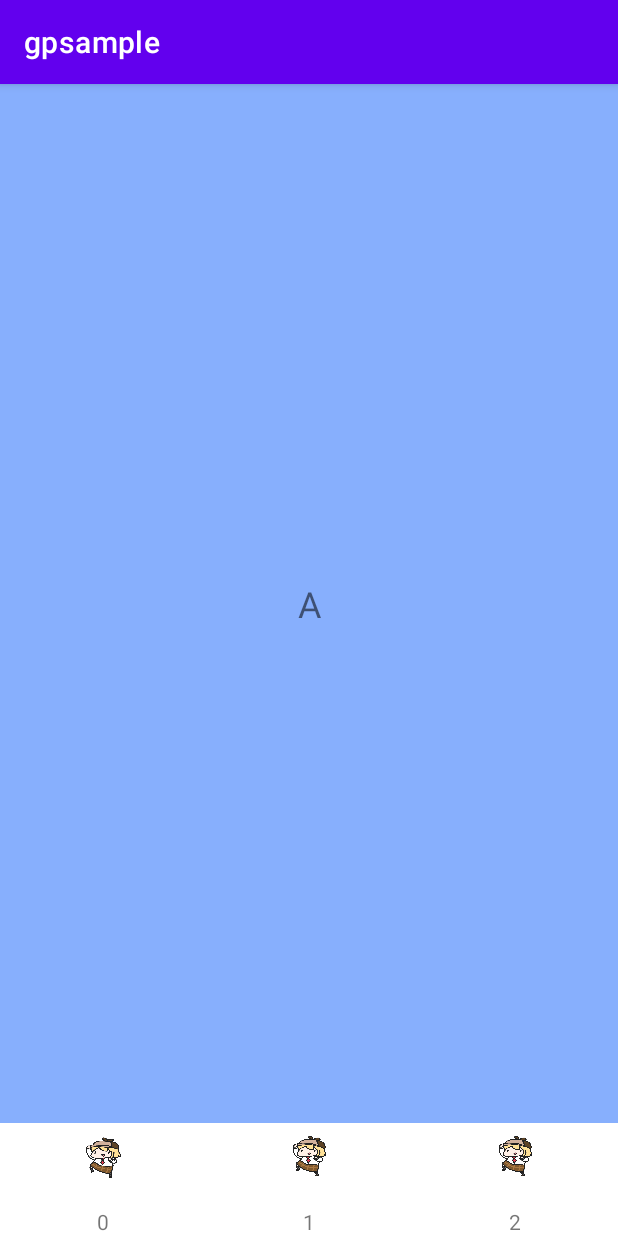
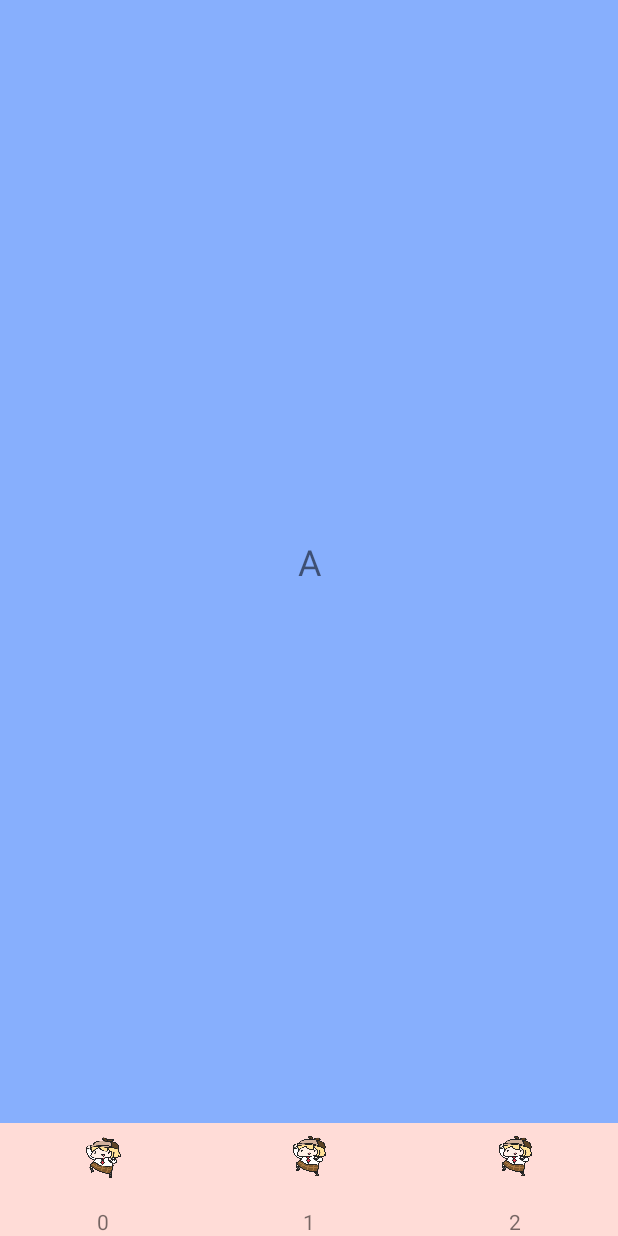
Before and after one commit to EndRollModel/GPTabLayout, an Android app: the screen it shows after launch (MainActivity), on a phone screen of 412 x 824 dp. Run offline under Robolectric (Android 15) with nearby library versions, the phone set to English and light mode, and no system bars.

Commit message:
ver 0.0.1 add project info (readme, sample.webm) rename hide resource

```diff
--- a/GPTabLayout/build.gradle
+++ b/GPTabLayout/build.gradle
@@ -9,17 +9,14 @@ group = 'com.github.EndRollModel'
 android {
     compileSdk 30
     buildToolsVersion "31.0.0"
-
     defaultConfig {
         minSdk 23
         targetSdk 30
         versionCode 1
         versionName "1.0"
-
         testInstrumentationRunner "androidx.test.runner.AndroidJUnitRunner"
         consumerProguardFiles "consumer-rules.pro"
     }
-
     buildTypes {
         release {
             minifyEnabled false
--- a/GPTabLayout/src/main/java/com/endrollmodel/gptablayout/GPItemInfo.java
+++ b/GPTabLayout/src/main/java/com/endrollmodel/gptablayout/GPItemInfo.java
@@ -3,5 +3,5 @@ package com.endrollmodel.gptablayout;
 import android.widget.TextView;
 
 public interface GPItemInfo {
-    void selectView(int index, TextView view);
+    void selectView(int index, TextView textView);
 }
--- a/GPTabLayout/src/main/java/com/endrollmodel/gptablayout/GPTabLayout.java
+++ b/GPTabLayout/src/main/java/com/endrollmodel/gptablayout/GPTabLayout.java
@@ -36,6 +36,26 @@ public class GPTabLayout extends LinearLayout{
 
     public GPTabLayout(@NonNull Context context, @Nullable AttributeSet attrs) {
         super(context, attrs);
+        if (this.getRootView() == null) {
+            ((ViewGroup) this.getRootView()).setClipChildren(false);
+        }
+        setClipChildren(false);
+        setGravity(Gravity.CENTER);
+        setOrientation(LinearLayout.HORIZONTAL);
+    }
+
+    public GPTabLayout(Context context, @Nullable AttributeSet attrs, int defStyleAttr) {
+        super(context, attrs, defStyleAttr);
+        if (this.getRootView() == null) {
+            ((ViewGroup) this.getRootView()).setClipChildren(false);
+        }
+        setClipChildren(false);
+        setGravity(Gravity.CENTER);
+        setOrientation(LinearLayout.HORIZONTAL);
+    }
+
+    public GPTabLayout(Context context, AttributeSet attrs, int defStyleAttr, int defStyleRes) {
+        super(context, attrs, defStyleAttr, defStyleRes);
         if (this.getRootView() == null) {
             ((ViewGroup) this.getRootView()).setClipChildren(false);
         }
--- a/GPTabLayout/src/main/res/layout/gpitem.xml
+++ b/GPTabLayout/src/main/res/layout/gpitem.xml
@@ -5,7 +5,7 @@
     xmlns:tools="http://schemas.android.com/tools"
     android:background="?android:attr/selectableItemBackgroundBorderless"
     android:layout_width="match_parent"
-    android:layout_height="80dp">
+    android:layout_height="60dp">
 
     <ImageView
         android:id="@+id/gpImage"
--- /dev/null
+++ b/GPTabLayout/src/main/res/values/public.xml
@@ -0,0 +1,4 @@
+<?xml version="1.0" encoding="utf-8"?>
+<resources>
+    <public />
+</resources>
--- a/app/build.gradle
+++ b/app/build.gradle
@@ -38,6 +38,7 @@ dependencies {
     implementation 'com.google.android.material:material:1.4.0'
     implementation 'androidx.constraintlayout:constraintlayout:2.0.4'
     implementation project(path: ':GPTabLayout')
+//    debugImplementation 'com.squareup.leakcanary:leakcanary-android:2.7'
     testImplementation 'junit:junit:4.+'
     androidTestImplementation 'androidx.test.ext:junit:1.1.3'
     androidTestImplementation 'androidx.test.espresso:espresso-core:3.4.0'
--- a/app/src/main/java/com/endrollmodel/gpsample/MainActivity.kt
+++ b/app/src/main/java/com/endrollmodel/gpsample/MainActivity.kt
@@ -1,31 +1,43 @@
 package com.endrollmodel.gpsample
 
-import androidx.appcompat.app.AppCompatActivity
 import android.os.Bundle
 import android.view.LayoutInflater
 import android.view.View
 import android.view.ViewGroup
 import android.widget.TextView
+import androidx.appcompat.app.AppCompatActivity
 import androidx.core.content.res.ResourcesCompat
 import androidx.fragment.app.Fragment
 import androidx.fragment.app.FragmentActivity
 import androidx.viewpager2.adapter.FragmentStateAdapter
 import androidx.viewpager2.widget.ViewPager2
 import com.endrollmodel.gptablayout.GPTabLayout
+import com.endrollmodel.gptablayout.GPTabSelectedListener
 
 class MainActivity : AppCompatActivity() {
     override fun onCreate(savedInstanceState: Bundle?) {
         super.onCreate(savedInstanceState)
         setContentView(R.layout.activity_main)
-        val gpTab = findViewById<GPTabLayout>(R.id.gptab)
-        val vp = findViewById<ViewPager2>(R.id.vp2)
+        val gpTab = findViewById<GPTabLayout>(R.id.gpTabLayout)
+        val vp = findViewById<ViewPager2>(R.id.viewpager2)
         vp.adapter = FragmentAdapter(this)
+        // 0 : viewpager2
+        // 1 : other
+        val selectMode = 0
+        if (selectMode == 0) {
+            gpTab.setData(vp) { index, view ->
+                view.text = index.toString()
+            }
+        } else {
+            gpTab.setData("one", "two", "three")
+            gpTab.setListener {
+                vp.currentItem = it
+            }
+        }
+        // select child
+        // gpTab.selectChild(0);
+    }
 
-        // use viewpager2
-        gpTab.setData(vp) { index, view ->
-            view.text = index.toString()
-        }
-    }
     internal class FragmentAdapter(fragmentActivity: FragmentActivity) :
         FragmentStateAdapter(fragmentActivity) {
         override fun createFragment(position: Int): Fragment {
@@ -43,10 +55,6 @@ class MainActivity : AppCompatActivity() {
     }
 
     class FragmentA : Fragment() {
-        override fun onCreate(savedInstanceState: Bundle?) {
-            super.onCreate(savedInstanceState)
-        }
-
         override fun onCreateView(
             inflater: LayoutInflater,
             container: ViewGroup?,
@@ -54,17 +62,13 @@ class MainActivity : AppCompatActivity() {
         ): View {
             val view: View = inflater.inflate(R.layout.fragment_blank, container, false)
             val tv = view.findViewById<TextView>(R.id.tv)
-            tv.setBackgroundColor(ResourcesCompat.getColor(resources, R.color.colorTodoBlue, null))
+            tv.setBackgroundColor(ResourcesCompat.getColor(resources, R.color.colorB3Blue, null))
             tv.text = "A"
             return view
         }
     }
 
     class FragmentB : Fragment() {
-        override fun onCreate(savedInstanceState: Bundle?) {
-            super.onCreate(savedInstanceState)
-        }
-
         override fun onCreateView(
             inflater: LayoutInflater,
             container: ViewGroup?,
@@ -72,17 +76,13 @@ class MainActivity : AppCompatActivity() {
         ): View {
             val view: View = inflater.inflate(R.layout.fragment_blank, container, false)
             val tv = view.findViewById<TextView>(R.id.tv)
-            tv.setBackgroundColor(ResourcesCompat.getColor(resources, R.color.colorTodoRed, null))
+            tv.setBackgroundColor(ResourcesCompat.getColor(resources, R.color.colorB3Red, null))
             tv.text = "B"
             return view
         }
     }
 
     class FragmentC : Fragment() {
-        override fun onCreate(savedInstanceState: Bundle?) {
-            super.onCreate(savedInstanceState)
-        }
-
         override fun onCreateView(
             inflater: LayoutInflater,
             container: ViewGroup?,
@@ -93,7 +93,7 @@ class MainActivity : AppCompatActivity() {
             tv.setBackgroundColor(
                 ResourcesCompat.getColor(
                     resources,
-                    R.color.colorTodoYellow,
+                    R.color.colorB3Yellow,
                     null
                 )
             )
--- a/app/src/main/res/layout/activity_main.xml
+++ b/app/src/main/res/layout/activity_main.xml
@@ -7,18 +7,19 @@
     tools:context=".MainActivity">
 
     <androidx.viewpager2.widget.ViewPager2
-        android:id="@+id/vp2"
+        android:id="@+id/viewpager2"
         android:layout_width="0dp"
         android:layout_height="0dp"
-        app:layout_constraintBottom_toTopOf="@+id/gptab"
+        app:layout_constraintBottom_toTopOf="@+id/gpTabLayout"
         app:layout_constraintEnd_toEndOf="parent"
         app:layout_constraintStart_toStartOf="parent"
         app:layout_constraintTop_toTopOf="parent" />
 
     <com.endrollmodel.gptablayout.GPTabLayout
-        android:id="@+id/gptab"
+        android:id="@+id/gpTabLayout"
         android:layout_width="match_parent"
         android:layout_height="wrap_content"
+        android:background="@color/colorB3Plus2"
         app:layout_constraintBottom_toBottomOf="parent"
         app:layout_constraintEnd_toEndOf="parent"
         app:layout_constraintHorizontal_bias="0.0"
--- a/app/src/main/res/values-night/themes.xml
+++ b/app/src/main/res/values-night/themes.xml
@@ -1,6 +1,6 @@
 <resources xmlns:tools="http://schemas.android.com/tools">
     <!-- Base application theme. -->
-    <style name="Theme.Gpsample" parent="Theme.MaterialComponents.DayNight.DarkActionBar">
+    <style name="Theme.Gpsample" parent="Theme.MaterialComponents.DayNight.NoActionBar">
         <!-- Primary brand color. -->
         <item name="colorPrimary">@color/purple_200</item>
         <item name="colorPrimaryVariant">@color/purple_700</item>
--- a/app/src/main/res/values/colors.xml
+++ b/app/src/main/res/values/colors.xml
@@ -7,17 +7,17 @@
     <color name="teal_700">#FF018786</color>
     <color name="black">#FF000000</color>
     <color name="white">#FFFFFFFF</color>
-    <color name="colorTodoRed">#B3FF8B91</color>
-    <color name="colorTodoOrange">#B3ffd6aa</color>
-    <color name="colorTodoYellow">#B3fef5d4</color>
-    <color name="colorTodoGreen">#B3c3e2dd</color>
-    <color name="colorTodoBlue">#B3558DFC</color>
-    <color name="colorTodoIndigo">#B3bfc8d7</color>
-    <color name="colorTodoPurple">#B3efbad6</color>
-    <color name="colorTodoPurple2">#B3e098ae</color>
-    <color name="colorTodoPlus">#B3fce9da</color>
-    <color name="colorTodoPlus2">#B3ffcec7</color>
-    <color name="colorTodoWhite">#B3ffffff</color>
-    <color name="colorTodoBlack">#B3000000</color>
+    <color name="colorB3Red">#B3FF8B91</color>
+    <color name="colorB3Orange">#B3ffd6aa</color>
+    <color name="colorB3Yellow">#B3fef5d4</color>
+    <color name="colorB3Green">#B3c3e2dd</color>
+    <color name="colorB3Blue">#B3558DFC</color>
+    <color name="colorB3Indigo">#B3bfc8d7</color>
+    <color name="colorB3Purple">#B3efbad6</color>
+    <color name="colorB3Purple2">#B3e098ae</color>
+    <color name="colorB3Plus">#B3fce9da</color>
+    <color name="colorB3Plus2">#B3ffcec7</color>
+    <color name="colorB3White">#B3ffffff</color>
+    <color name="colorB3Black">#B3000000</color>
     <color name="tran">#00ffffff</color>
 </resources>
--- a/app/src/main/res/values/themes.xml
+++ b/app/src/main/res/values/themes.xml
@@ -1,6 +1,6 @@
 <resources xmlns:tools="http://schemas.android.com/tools">
     <!-- Base application theme. -->
-    <style name="Theme.Gpsample" parent="Theme.MaterialComponents.DayNight.DarkActionBar">
+    <style name="Theme.Gpsample" parent="Theme.MaterialComponents.DayNight.NoActionBar">
         <!-- Primary brand color. -->
         <item name="colorPrimary">@color/purple_500</item>
         <item name="colorPrimaryVariant">@color/purple_700</item>
```
Also changed, not shown: 2 other files.
